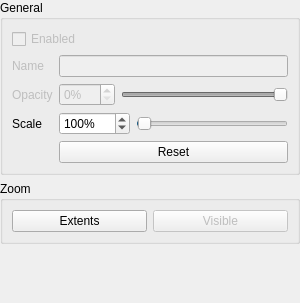
Before: the Qt Designer form src/LayerWidget.ui in ManiVaultStudio/ImageViewerPlugin, drawn with Qt 5.
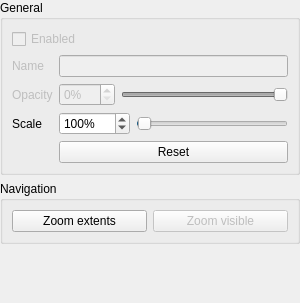
After: the same form once the commit is applied. Custom widgets are drawn as their Qt base class.

Patch:
```diff
--- a/src/LayerWidget.ui
+++ b/src/LayerWidget.ui
@@ -361,7 +361,7 @@
       <string>Zoom options</string>
      </property>
      <property name="title">
-      <string>Zoom</string>
+      <string>Navigation</string>
      </property>
      <layout class="QGridLayout" name="gridLayout_2">
       <item row="0" column="0">
@@ -370,7 +370,7 @@
          <string>Zoom to the extents of layer</string>
         </property>
         <property name="text">
-         <string>Extents</string>
+         <string>Zoom extents</string>
         </property>
        </widget>
       </item>
@@ -383,7 +383,7 @@
          <string>Zoom to the visible portion of the layer</string>
         </property>
         <property name="text">
-         <string>Visible</string>
+         <string>Zoom visible</string>
         </property>
        </widget>
       </item>
```
Left out of the diff: 4 changed lines with no effect on the pictures.
